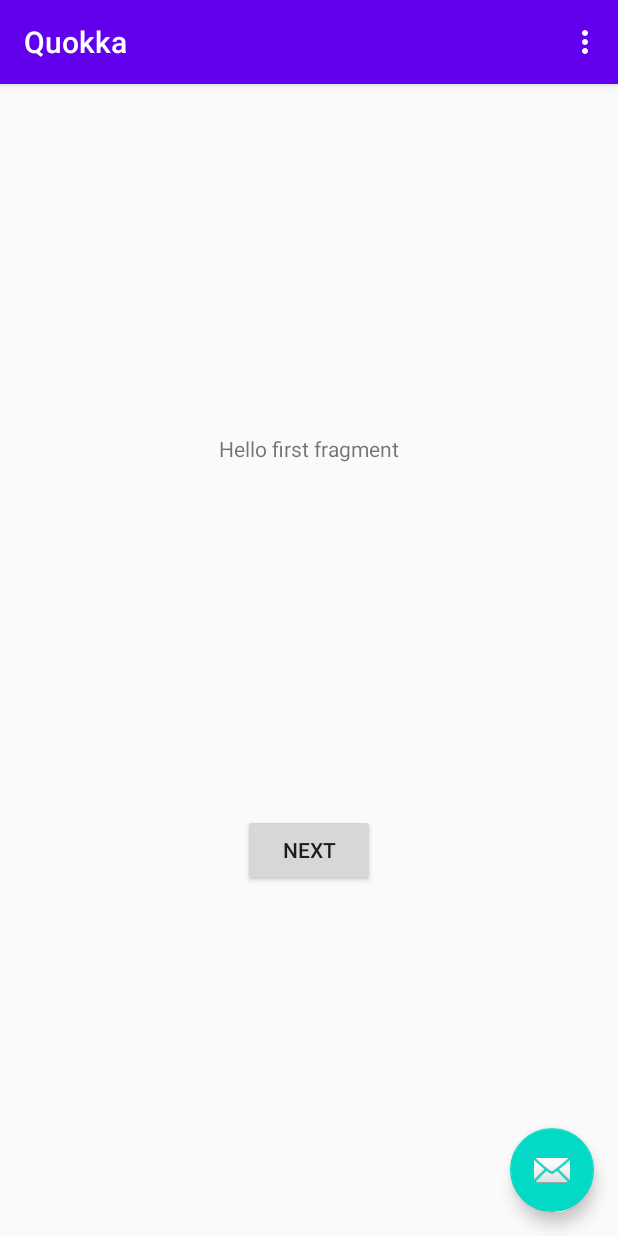
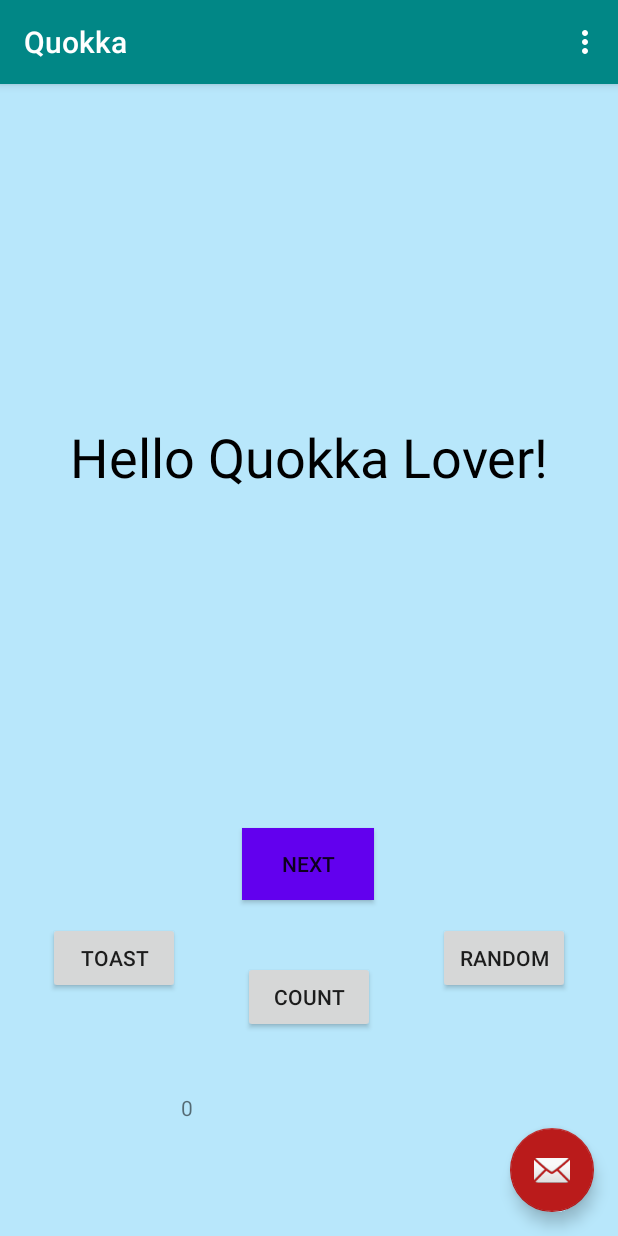
Before and after one commit to daphniamh/Quokka, an Android app: the screen it shows after launch (MainActivity), on a phone screen of 412 x 824 dp. Run offline under Robolectric (Android 15) with nearby library versions, the light colour scheme and no system bars.

Commit message:
worked through tutorial, added colors+strings+buttons, worked with constraints

```diff
--- a/app/src/main/java/com/example/quokka/MainActivity.java
+++ b/app/src/main/java/com/example/quokka/MainActivity.java
@@ -25,7 +25,7 @@ public class MainActivity extends AppCompatActivity {
         fab.setOnClickListener(new View.OnClickListener() {
             @Override
             public void onClick(View view) {
-                Snackbar.make(view, "Replace with your own action", Snackbar.LENGTH_LONG)
+                Snackbar.make(view, "Welcome to Quokka-App", Snackbar.LENGTH_LONG)
                         .setAction("Action", null).show();
             }
         });
--- /dev/null
+++ b/app/src/main/res/drawable/symbol_desktop.xml
@@ -0,0 +1,4 @@
+<?xml version="1.0" encoding="utf-8"?>
+<selector xmlns:android="http://schemas.android.com/apk/res/android">
+
+</selector>
--- a/app/src/main/res/layout/activity_main.xml
+++ b/app/src/main/res/layout/activity_main.xml
@@ -15,12 +15,14 @@
             android:id="@+id/toolbar"
             android:layout_width="match_parent"
             android:layout_height="?attr/actionBarSize"
-            android:background="?attr/colorPrimary"
+            android:background="@color/design_default_color_secondary_variant"
             app:popupTheme="@style/AppTheme.PopupOverlay" />
 
     </com.google.android.material.appbar.AppBarLayout>
 
-    <include layout="@layout/content_main" />
+    <include
+        layout="@layout/content_main"
+        android:background="#C8A847" />
 
     <com.google.android.material.floatingactionbutton.FloatingActionButton
         android:id="@+id/fab"
@@ -28,6 +30,7 @@
         android:layout_height="wrap_content"
         android:layout_gravity="bottom|end"
         android:layout_margin="@dimen/fab_margin"
+        app:backgroundTint="#BA1B1B"
         app:srcCompat="@android:drawable/ic_dialog_email" />
 
 </androidx.coordinatorlayout.widget.CoordinatorLayout>
--- a/app/src/main/res/layout/fragment_first.xml
+++ b/app/src/main/res/layout/fragment_first.xml
@@ -4,6 +4,7 @@
     xmlns:tools="http://schemas.android.com/tools"
     android:layout_width="match_parent"
     android:layout_height="match_parent"
+    android:background="@color/screenBackground"
     tools:context=".FirstFragment">
 
     <TextView
@@ -11,6 +12,8 @@
         android:layout_width="wrap_content"
         android:layout_height="wrap_content"
         android:text="@string/hello_first_fragment"
+        android:textColor="@android:color/black"
+        android:textSize="36sp"
         app:layout_constraintBottom_toTopOf="@id/button_first"
         app:layout_constraintEnd_toEndOf="parent"
         app:layout_constraintStart_toStartOf="parent"
@@ -20,9 +23,57 @@
         android:id="@+id/button_first"
         android:layout_width="wrap_content"
         android:layout_height="wrap_content"
+        android:background="@color/colorPrimary"
         android:text="@string/next"
         app:layout_constraintBottom_toBottomOf="parent"
         app:layout_constraintEnd_toEndOf="parent"
+        app:layout_constraintHorizontal_bias="0.498"
         app:layout_constraintStart_toStartOf="parent"
         app:layout_constraintTop_toBottomOf="@id/textview_first" />
+
+    <Button
+        android:id="@+id/toast_button"
+        android:layout_width="wrap_content"
+        android:layout_height="wrap_content"
+        android:layout_marginStart="32dp"
+        android:layout_marginLeft="32dp"
+        android:layout_marginTop="4dp"
+        android:text="@string/toast_button_text"
+        app:layout_constraintBottom_toBottomOf="parent"
+        app:layout_constraintStart_toStartOf="parent"
+        app:layout_constraintTop_toBottomOf="@+id/textview_first"
+        app:layout_constraintVertical_bias="0.637" />
+
+    <Button
+        android:id="@+id/random_button"
+        android:layout_width="wrap_content"
+        android:layout_height="wrap_content"
+        android:layout_marginEnd="32dp"
+        android:layout_marginRight="32dp"
+        android:text="@string/random_button_text"
+        app:layout_constraintBottom_toBottomOf="parent"
+        app:layout_constraintEnd_toEndOf="parent"
+        app:layout_constraintTop_toBottomOf="@+id/textview_first"
+        app:layout_constraintVertical_bias="0.64" />
+
+    <TextView
+        android:id="@+id/textView_number"
+        android:layout_width="171dp"
+        android:layout_height="39dp"
+        android:text="@string/number_output"
+        app:layout_constraintBottom_toBottomOf="parent"
+        app:layout_constraintEnd_toEndOf="parent"
+        app:layout_constraintStart_toStartOf="parent"
+        app:layout_constraintTop_toBottomOf="@+id/button_first"
+        app:layout_constraintVertical_bias="0.697" />
+
+    <Button
+        android:id="@+id/button_count"
+        android:layout_width="wrap_content"
+        android:layout_height="wrap_content"
+        android:text="@string/count_button_text"
+        app:layout_constraintBottom_toTopOf="@+id/textView_number"
+        app:layout_constraintEnd_toEndOf="parent"
+        app:layout_constraintStart_toStartOf="parent"
+        app:layout_constraintTop_toBottomOf="@+id/button_first" />
 </androidx.constraintlayout.widget.ConstraintLayout>
--- a/app/src/main/res/values/colors.xml
+++ b/app/src/main/res/values/colors.xml
@@ -3,4 +3,6 @@
     <color name="colorPrimary">#6200EE</color>
     <color name="colorPrimaryDark">#3700B3</color>
     <color name="colorAccent">#03DAC5</color>
+    <color name="screenBackground">#B8E7FB</color>
+    <color name="specialButtonColor">#FFFA97</color>
 </resources>
--- a/app/src/main/res/values/strings.xml
+++ b/app/src/main/res/values/strings.xml
@@ -7,6 +7,12 @@
     <string name="next">Next</string>
     <string name="previous">Previous</string>
 
-    <string name="hello_first_fragment">Hello first fragment</string>
+    <string name="hello_first_fragment">Hello Quokka Lover!</string>
     <string name="hello_second_fragment">Hello second fragment. Arg: %1$s</string>
+    <string name="toast_button_text">Toast</string>
+    <string name="random_button_text">Random</string>
+    <string name="count_button_text">Count</string>
+
+    <string name="number_output">0</string>
+
 </resources>
```
